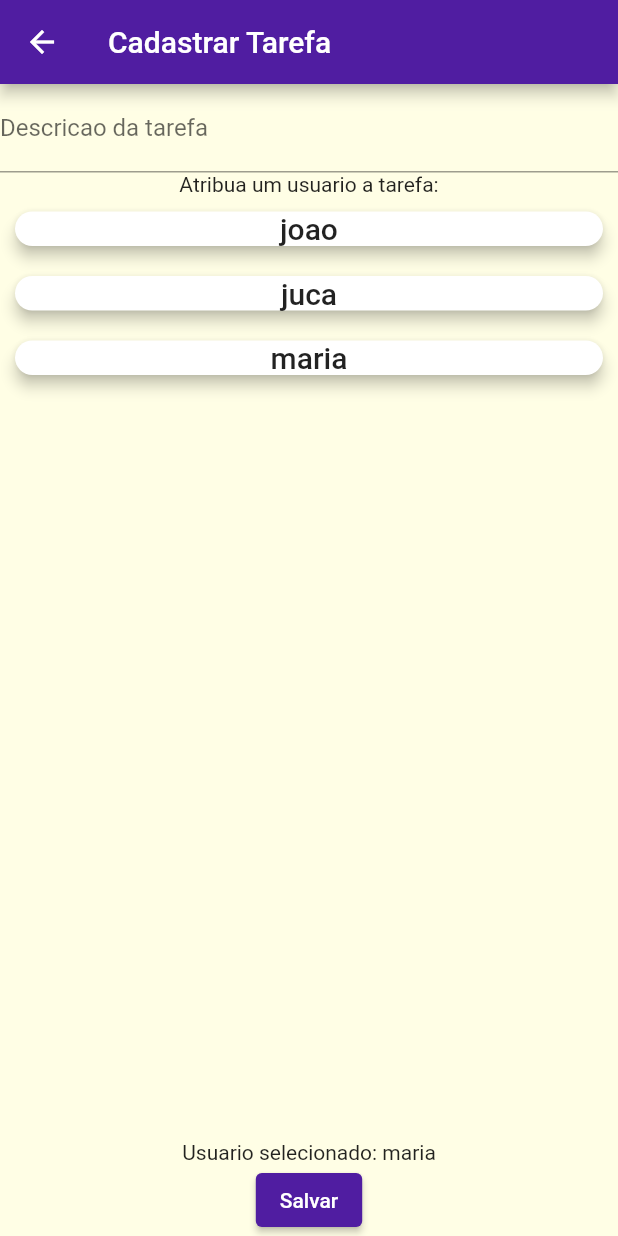
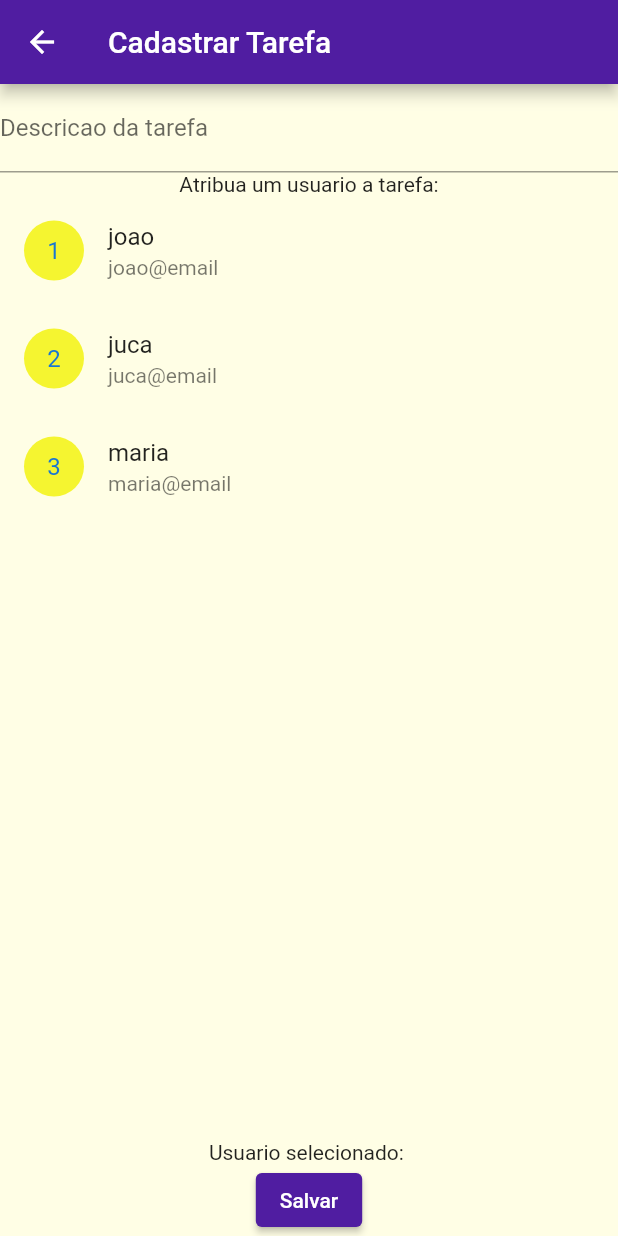
Before and after one commit to fernandocunhapereira/un1projeto, a Flutter app: the TarefaCadastroScreen screen opened directly with sample values from the repository, on a phone screen of 412 x 824 dp. Run offline on Flutter 3.47's test engine with Material 2 defaults, Android fonts, the phone set to English and light mode, and no system bars; missing offline and left inert: projeto2; Roboto replaces fonts that are missing (Raleway, RobotoCondensed).

Commit message:
ListTile

```diff
--- a/lib/screens/tarefa_cadastro_screen.dart
+++ b/lib/screens/tarefa_cadastro_screen.dart
@@ -17,7 +17,7 @@ class TarefaCadastroScreen extends StatefulWidget {
 class _TarefaCadastroScreenState extends State<TarefaCadastroScreen> {
   final _tarefaControllerDescricao = TextEditingController();
 
-  String? _UsuarioId;
+  Usuario _usuario = Usuario(id: 0, nome: '', email: '');
   _selecionarUsuario() {
     // setState(() {
     //   usuarioSelecionado = globals.listaUsuariosGlobal[3];
@@ -56,30 +56,47 @@ class _TarefaCadastroScreenState extends State<TarefaCadastroScreen> {
                 itemBuilder: (ctx, index) {
                   //return UsuarioItem(usuarioItem[index]);
                   //return UsuarioItem(DUMMY_USUARIOS[index]);
-                  return UsuarioItem(globals.listaUsuariosGlobal[index]);
+                  //return UsuarioItem(globals.listaUsuariosGlobal[index]);
+                  return Column(
+                    children: <Widget>[
+                      ListTile(
+                        leading: CircleAvatar(
+                          backgroundColor:
+                              Theme.of(context).colorScheme.secondary,
+                          child: Text('${index + 1}'),
+                        ),
+                        title: Text(globals.listaUsuariosGlobal[index].nome),
+                        subtitle:
+                            Text(globals.listaUsuariosGlobal[index].email),
+                        onTap: () {
+                          setState(() {
+                            _usuario = globals.listaUsuariosGlobal[index];
+                          });
+                        },
+                      ),
+                    ],
+                  );
                 },
               ),
             ),
           ),
         ),
         //pegar o usuario que foi clicado
-        Text('Usuario selecionado: ' +
-            globals.listaUsuariosGlobal[globals.listaUsuariosGlobal.length - 1]
-                .nome),
+        Text('Usuario selecionado: ' + _usuario.nome),
 
         ElevatedButton(
-            onPressed: () => salvarTarefa(projeto.id), child: Text('Salvar'))
+            onPressed: () => salvarTarefa(projeto.id, _usuario),
+            child: Text('Salvar'))
       ]),
     );
   }
 
-  salvarTarefa(int id) {
+  salvarTarefa(int id, Usuario _usuarioId) {
     Tarefa novaTarefa = Tarefa(
-        id: id,
-        descricao: _tarefaControllerDescricao.text,
-        usuario: globals.listaUsuariosGlobal[
-            globals.listaUsuariosGlobal.length -
-                2] //pegar o usuario que foi clicado
+        id: id, descricao: _tarefaControllerDescricao.text, usuario: _usuario
+        // usuario: globals.listaUsuariosGlobal[
+        //     globals.listaUsuariosGlobal.length -
+        //         1] //pegar o usuario que foi clicado
         );
     Navigator.pop(context, novaTarefa);
   }
```
